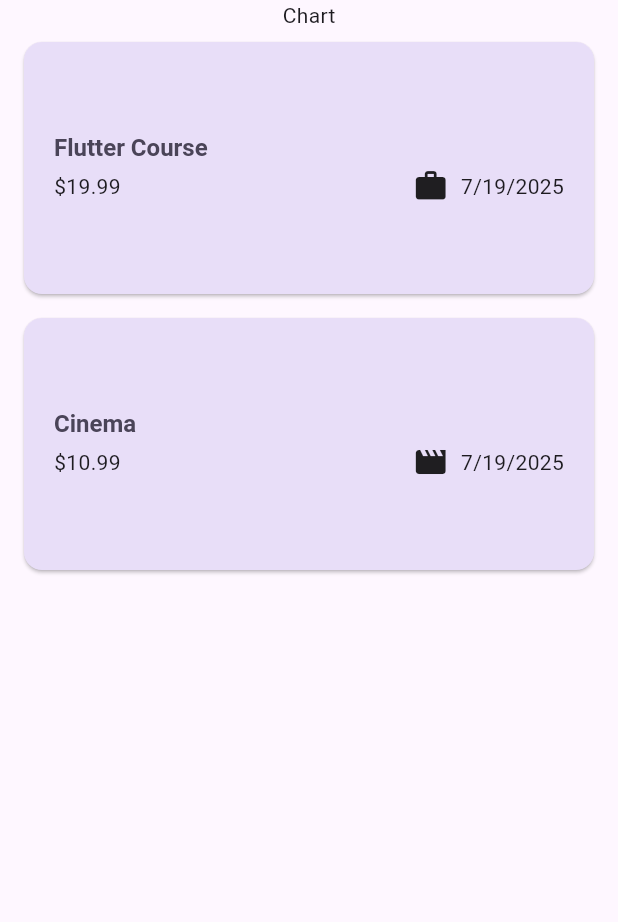
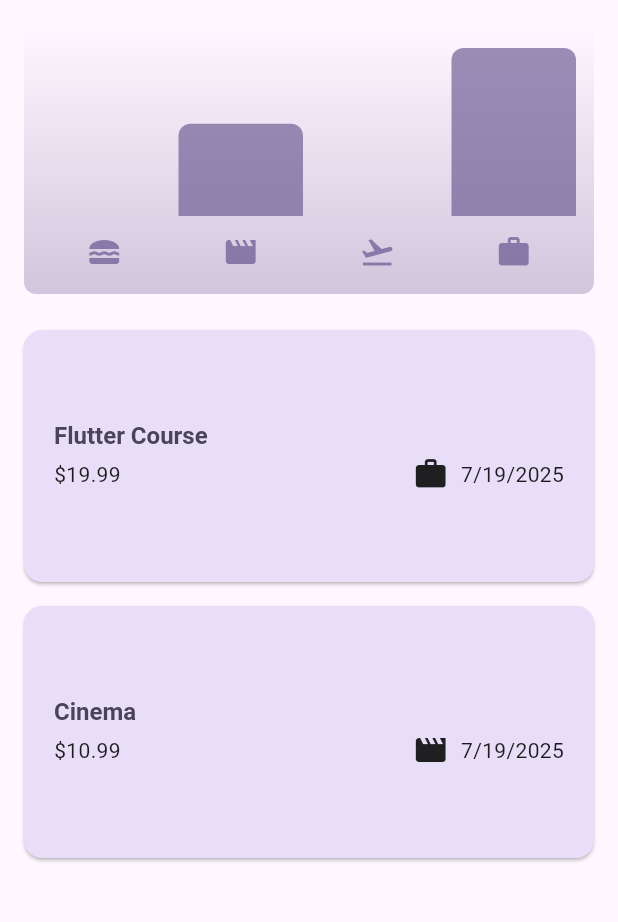
Before and after one commit to Dani-Nade/EXPENSE_TRACKER, a Flutter app: the screen it shows after launch, on a phone screen of 412 x 824 dp, the part 84-1006 px from its top. Run offline on Flutter 3.47's test engine with Material 3 defaults, Android fonts, the phone set to English and light mode, and no system bars.

Commit message:
made chart to display expense comparison
Latest push

```diff
--- a/expense_tracker/lib/expenses.dart
+++ b/expense_tracker/lib/expenses.dart
@@ -1,4 +1,5 @@
 import 'package:expense_tracker/models/expense.dart';
+import 'package:expense_tracker/widgets/chart/chart.dart';
 import 'package:expense_tracker/widgets/new_expense.dart';
 import 'package:flutter/material.dart';
 import 'widgets/expenses_list.dart';
@@ -85,7 +86,7 @@ class _ExpensesState extends State<Expenses> {
       body: Column(
         children: [
           //toolbar
-          Text("Chart"),
+          Chart(expenses: _registeredExpenses),
           Expanded(child: mainContent),
         ],
       ),
--- a/expense_tracker/lib/main.dart
+++ b/expense_tracker/lib/main.dart
@@ -5,9 +5,28 @@ var kColorScheme = ColorScheme.fromSeed(
   seedColor: Color.fromARGB(255, 96, 59, 181),
 );
 
+var kDarkColorScheme = ColorScheme.fromSeed(
+  brightness: Brightness.dark,
+  seedColor: const Color.fromARGB(255, 5, 99, 125),
+);
+
 void main() {
   runApp(
     MaterialApp(
+      darkTheme: ThemeData.dark().copyWith(
+        colorScheme: kDarkColorScheme,
+        cardTheme: CardThemeData().copyWith(
+          color: kDarkColorScheme.secondaryContainer,
+          margin: const EdgeInsets.symmetric(vertical: 8, horizontal: 16),
+        ),
+        elevatedButtonTheme: ElevatedButtonThemeData(
+          style: ElevatedButton.styleFrom(
+            backgroundColor: kDarkColorScheme.primaryContainer,
+            foregroundColor: kDarkColorScheme.onPrimaryContainer,
+          ),
+        ),
+      ),
+
       theme: ThemeData().copyWith(
         colorScheme: kColorScheme,
         appBarTheme: AppBarTheme().copyWith(
@@ -32,7 +51,7 @@ void main() {
           ),
         ),
       ),
-
+      themeMode: ThemeMode.system,
       home: Expenses(),
     ),
   );
--- a/expense_tracker/lib/models/expense.dart
+++ b/expense_tracker/lib/models/expense.dart
@@ -32,3 +32,21 @@ class Expense {
     return formatter.format(date);
   }
 }
+
+class ExpenseBucket {
+  const ExpenseBucket({required this.cat, required this.expenses});
+  ExpenseBucket.forCategory(List<Expense> allExpenses, this.cat)
+    : expenses = allExpenses.where((expense) => expense.cat == cat).toList();
+
+  final category cat;
+  final List<Expense> expenses;
+
+  double get totalExpenses {
+    double sum = 0;
+
+    for (final expense in expenses) {
+      sum += expense.amount;
+    }
+    return sum;
+  }
+}
--- /dev/null
+++ b/expense_tracker/lib/widgets/chart/chart.dart
@@ -0,0 +1,90 @@
+import 'package:flutter/material.dart';
+import 'package:expense_tracker/widgets/chart/chart_bar.dart';
+import 'package:expense_tracker/models/expense.dart';
+
+class Chart extends StatelessWidget {
+  const Chart({super.key, required this.expenses});
+
+  final List<Expense> expenses;
+
+  List<ExpenseBucket> get buckets {
+    return [
+      ExpenseBucket.forCategory(expenses, category.food),
+      ExpenseBucket.forCategory(expenses, category.leisure),
+      ExpenseBucket.forCategory(expenses, category.travel),
+      ExpenseBucket.forCategory(expenses, category.work),
+    ];
+  }
+
+  double get maxTotalExpense {
+    double maxTotalExpense = 0;
+
+    for (final bucket in buckets) {
+      if (bucket.totalExpenses > maxTotalExpense) {
+        maxTotalExpense = bucket.totalExpenses;
+      }
+    }
+
+    return maxTotalExpense;
+  }
+
+  @override
+  Widget build(BuildContext context) {
+    final isDarkMode =
+        MediaQuery.of(context).platformBrightness == Brightness.dark;
+    return Container(
+      margin: const EdgeInsets.all(16),
+      padding: const EdgeInsets.symmetric(vertical: 16, horizontal: 8),
+      width: double.infinity,
+      height: 180,
+      decoration: BoxDecoration(
+        borderRadius: BorderRadius.circular(8),
+        gradient: LinearGradient(
+          colors: [
+            Theme.of(context).colorScheme.primary.withOpacity(0.3),
+            Theme.of(context).colorScheme.primary.withOpacity(0.0),
+          ],
+          begin: Alignment.bottomCenter,
+          end: Alignment.topCenter,
+        ),
+      ),
+      child: Column(
+        children: [
+          Expanded(
+            child: Row(
+              crossAxisAlignment: CrossAxisAlignment.end,
+              children: [
+                for (final bucket in buckets) // alternative to map()
+                  ChartBar(
+                    fill: bucket.totalExpenses == 0
+                        ? 0
+                        : bucket.totalExpenses / maxTotalExpense,
+                  ),
+              ],
+            ),
+          ),
+          const SizedBox(height: 12),
+          Row(
+            children: buckets
+                .map(
+                  (bucket) => Expanded(
+                    child: Padding(
+                      padding: const EdgeInsets.symmetric(horizontal: 4),
+                      child: Icon(
+                        categoryIcon[bucket.cat],
+                        color: isDarkMode
+                            ? Theme.of(context).colorScheme.secondary
+                            : Theme.of(
+                                context,
+                              ).colorScheme.primary.withOpacity(0.7),
+                      ),
+                    ),
+                  ),
+                )
+                .toList(),
+          ),
+        ],
+      ),
+    );
+  }
+}
--- /dev/null
+++ b/expense_tracker/lib/widgets/chart/chart_bar.dart
@@ -0,0 +1,32 @@
+import 'package:flutter/material.dart';
+
+class ChartBar extends StatelessWidget {
+  const ChartBar({super.key, required this.fill});
+
+  final double fill;
+
+  @override
+  Widget build(BuildContext context) {
+    final isDarkMode =
+        MediaQuery.of(context).platformBrightness == Brightness.dark;
+    return Expanded(
+      child: Padding(
+        padding: const EdgeInsets.symmetric(horizontal: 4),
+        child: FractionallySizedBox(
+          heightFactor: fill,
+          child: DecoratedBox(
+            decoration: BoxDecoration(
+              shape: BoxShape.rectangle,
+              borderRadius: const BorderRadius.vertical(
+                top: Radius.circular(8),
+              ),
+              color: isDarkMode
+                  ? Theme.of(context).colorScheme.secondary
+                  : Theme.of(context).colorScheme.primary.withOpacity(0.65),
+            ),
+          ),
+        ),
+      ),
+    );
+  }
+}
```
